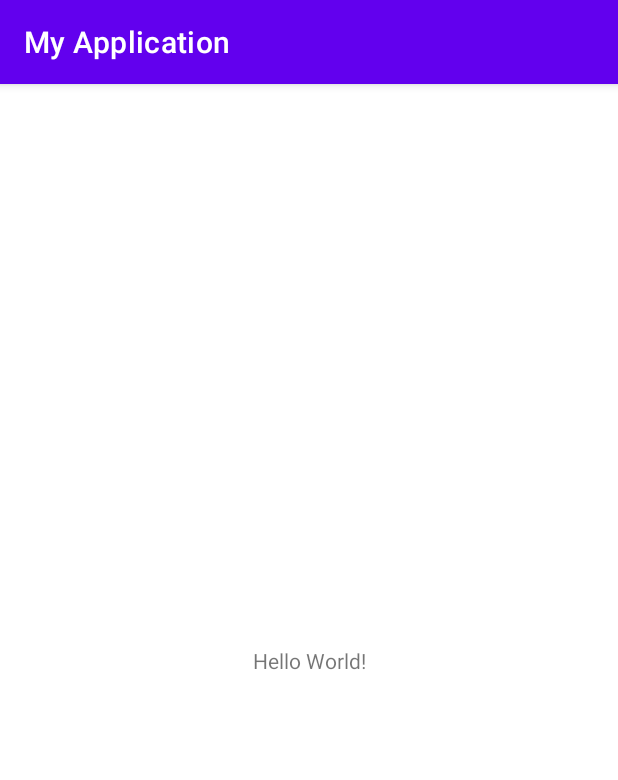
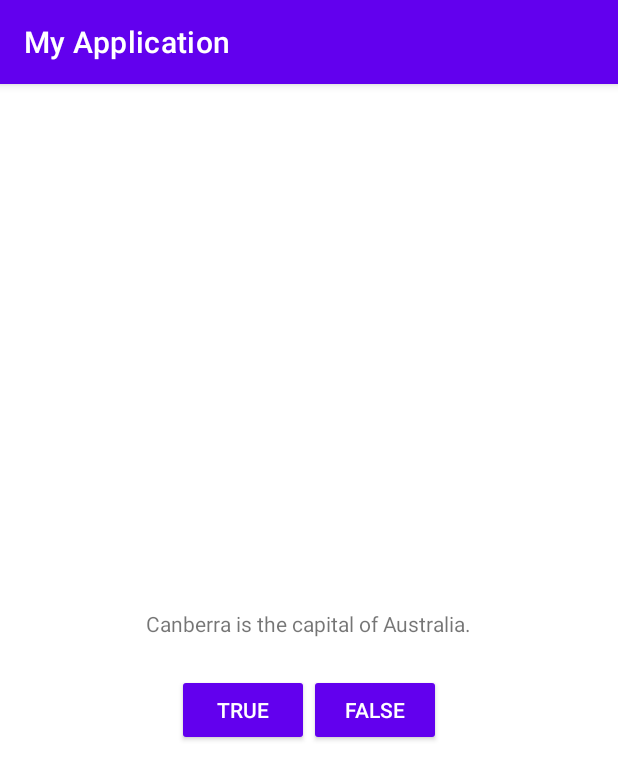
Before and after one commit to gasserahmed/VT-MIT, an Android app: the screen it shows after launch (MainActivity), on a phone screen of 412 x 824 dp. Shown: the top 780 px of the screen. Run offline under Robolectric (Android 15) with nearby library versions, the phone set to English and light mode, and no system bars.

Commit message:
Created GeoQuiz using BNR chapter 1

```diff
--- a/CS5254-Mobile Application Development/Projects/Project 0 - My First Mobile App/app/src/main/java/edu/vt/cs/cs5254/geoquiz/MainActivity.kt
+++ b/CS5254-Mobile Application Development/Projects/Project 0 - My First Mobile App/app/src/main/java/edu/vt/cs/cs5254/geoquiz/MainActivity.kt
@@ -2,10 +2,37 @@
 
 import androidx.appcompat.app.AppCompatActivity
 import android.os.Bundle
+import android.view.View
+import android.widget.Button
+import android.widget.Toast
 
 class MainActivity : AppCompatActivity() {
+    private lateinit var trueButton: Button
+    private lateinit var falseButton: Button
+
     override fun onCreate(savedInstanceState: Bundle?) {
         super.onCreate(savedInstanceState)
         setContentView(R.layout.activity_main)
+
+        trueButton = findViewById(R.id.true_button)
+        falseButton = findViewById(R.id.false_button)
+
+        trueButton.setOnClickListener { view: View ->
+            Toast.makeText(
+                this,
+                R.string.correct_toast,
+                Toast.LENGTH_SHORT
+            )
+                .show()
+        }
+
+        falseButton.setOnClickListener { view: View ->
+            Toast.makeText(
+                this,
+                R.string.incorrect_toast,
+                Toast.LENGTH_SHORT
+            )
+                .show()
+        }
     }
 }
--- a/CS5254-Mobile Application Development/Projects/Project 0 - My First Mobile App/app/src/main/res/layout/activity_main.xml
+++ b/CS5254-Mobile Application Development/Projects/Project 0 - My First Mobile App/app/src/main/res/layout/activity_main.xml
@@ -1,18 +1,33 @@
 <?xml version="1.0" encoding="utf-8"?>
-<androidx.constraintlayout.widget.ConstraintLayout xmlns:android="http://schemas.android.com/apk/res/android"
-    xmlns:app="http://schemas.android.com/apk/res-auto"
-    xmlns:tools="http://schemas.android.com/tools"
+<LinearLayout xmlns:android="http://schemas.android.com/apk/res/android"
     android:layout_width="match_parent"
     android:layout_height="match_parent"
-    tools:context=".MainActivity">
+    android:gravity="center"
+    android:orientation="vertical">
 
     <TextView
         android:layout_width="wrap_content"
         android:layout_height="wrap_content"
-        android:text="Hello World!"
-        app:layout_constraintBottom_toBottomOf="parent"
-        app:layout_constraintLeft_toLeftOf="parent"
-        app:layout_constraintRight_toRightOf="parent"
-        app:layout_constraintTop_toTopOf="parent" />
+        android:padding="24dp"
+        android:text="@string/question_text" />
 
-</androidx.constraintlayout.widget.ConstraintLayout>
+    <LinearLayout
+        android:layout_width="wrap_content"
+        android:layout_height="wrap_content"
+        android:orientation="horizontal">
+
+        <Button
+            android:id="@+id/true_button"
+            style="?android:buttonStyle"
+            android:layout_width="wrap_content"
+            android:layout_height="wrap_content"
+            android:text="@string/true_button" />
+
+        <Button
+            android:id="@+id/false_button"
+            style="?android:buttonStyle"
+            android:layout_width="wrap_content"
+            android:layout_height="wrap_content"
+            android:text="@string/false_button" />
+    </LinearLayout>
+</LinearLayout>
--- a/CS5254-Mobile Application Development/Projects/Project 0 - My First Mobile App/app/src/main/res/values/strings.xml
+++ b/CS5254-Mobile Application Development/Projects/Project 0 - My First Mobile App/app/src/main/res/values/strings.xml
@@ -1,3 +1,8 @@
 <resources>
     <string name="app_name">My Application</string>
+    <string name="question_text">Canberra is the capital of Australia.</string>
+    <string name="true_button">True</string>
+    <string name="false_button">False</string>
+    <string name="correct_toast">Correct!</string>
+    <string name="incorrect_toast">Incorrect!</string>
 </resources>
```
